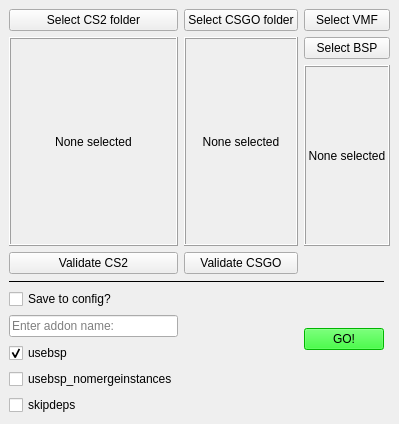
Before: the Qt Designer form src/ui/interface.ui in LaplaceTor/cs2-map-importer, drawn with Qt 5.
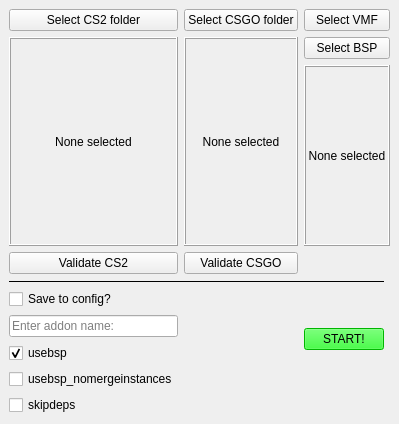
After: the same form once the commit is applied.

Commit message: Change button text from 'GO!' to 'START!'

```diff
--- a/src/ui/interface.ui
+++ b/src/ui/interface.ui
@@ -242,7 +242,7 @@
        <string notr="true">background-color:rgb(0, 255, 0)</string>
       </property>
       <property name="text">
-       <string>GO!</string>
+       <string>START!</string>
       </property>
      </widget>
     </item>
```
